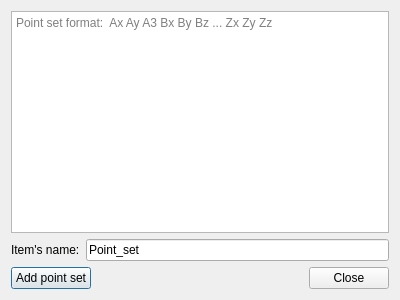
Before: the Qt Designer form Polyhedron/demo/Polyhedron/Plugins/IO/Add_point_set_dialog.ui in CGAL/cgal, drawn with Qt 5.
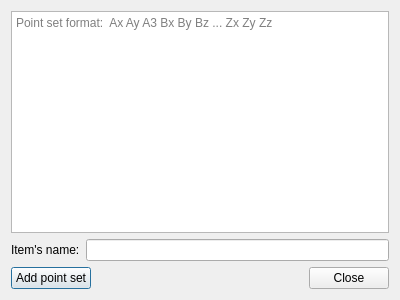
After: the same form once the commit is applied.

```diff
--- a/Polyhedron/demo/Polyhedron/Plugins/IO/Add_point_set_dialog.ui
+++ b/Polyhedron/demo/Polyhedron/Plugins/IO/Add_point_set_dialog.ui
@@ -54,7 +54,7 @@
        <item>
         <widget class="QLineEdit" name="name_lineEdit">
          <property name="text">
-          <string>Point_set</string>
+          <string/>
          </property>
         </widget>
        </item>
```
